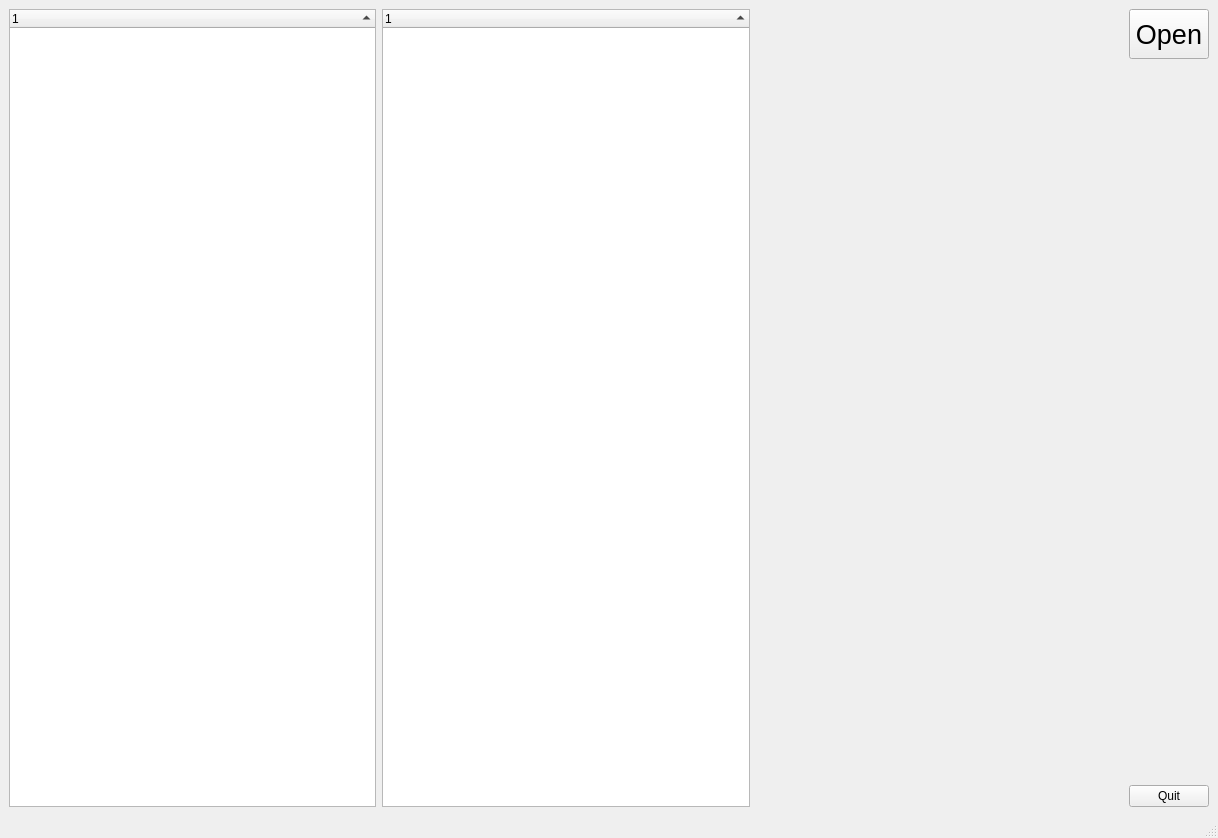
Old version of the form MainWindow.ui in the repository laughingrice/segyExplorer.
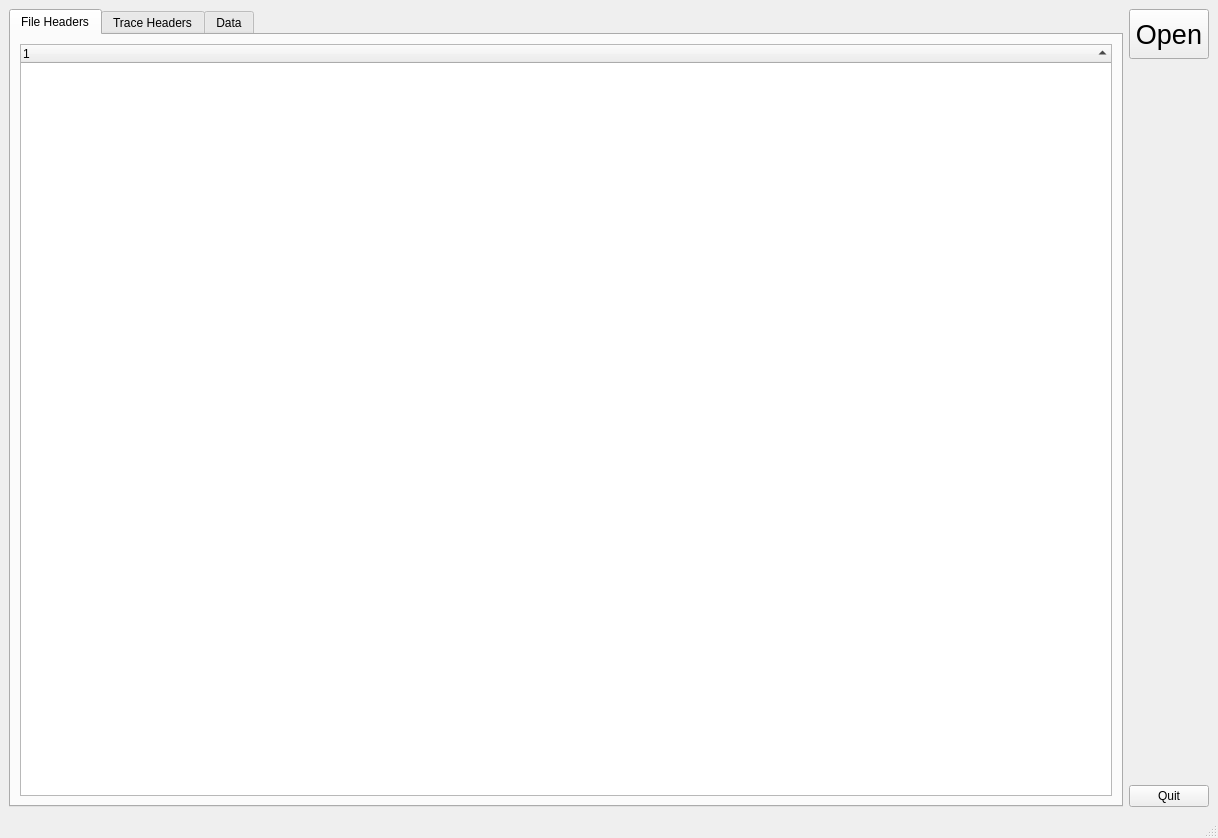
New version of the form. The open tabs and pages were chosen to show the change. Custom widgets are drawn as their Qt base class.

Commit message:
Change from side by side view to tabbed view
Due to amount of data, allows for better use of screen real-estate

```diff
--- a/MainWindow.ui
+++ b/MainWindow.ui
@@ -15,57 +15,8 @@
   </property>
   <widget class="QWidget" name="centralwidget">
    <layout class="QGridLayout" name="gridLayout">
-    <item row="0" column="0">
+    <item row="0" column="1">
      <layout class="QHBoxLayout" name="horizontalLayout">
-      <item>
-       <widget class="QTreeWidget" name="headerTree">
-        <property name="minimumSize">
-         <size>
-          <width>0</width>
-          <height>0</height>
-         </size>
-        </property>
-        <property name="alternatingRowColors">
-         <bool>true</bool>
-        </property>
-        <property name="sortingEnabled">
-         <bool>true</bool>
-        </property>
-        <column>
-         <property name="text">
-          <string notr="true">1</string>
-         </property>
-        </column>
-       </widget>
-      </item>
-      <item>
-       <widget class="QTreeWidget" name="traceTree">
-        <property name="alternatingRowColors">
-         <bool>true</bool>
-        </property>
-        <property name="sortingEnabled">
-         <bool>true</bool>
-        </property>
-        <attribute name="headerShowSortIndicator" stdset="0">
-         <bool>true</bool>
-        </attribute>
-        <column>
-         <property name="text">
-          <string notr="true">1</string>
-         </property>
-        </column>
-       </widget>
-      </item>
-      <item>
-       <widget class="matplotlibFig" name="mplWindow" native="true">
-        <property name="sizePolicy">
-         <sizepolicy hsizetype="Expanding" vsizetype="Expanding">
-          <horstretch>0</horstretch>
-          <verstretch>0</verstretch>
-         </sizepolicy>
-        </property>
-       </widget>
-      </item>
       <item>
        <layout class="QVBoxLayout" name="verticalLayout">
         <item>
@@ -110,6 +61,83 @@
       </item>
      </layout>
     </item>
+    <item row="0" column="0">
+     <widget class="QTabWidget" name="tabWidget">
+      <property name="currentIndex">
+       <number>2</number>
+      </property>
+      <widget class="QWidget" name="fileHeaders">
+       <attribute name="title">
+        <string>File Headers</string>
+       </attribute>
+       <layout class="QHBoxLayout" name="horizontalLayout_2">
+        <item>
+         <widget class="QTreeWidget" name="headerTree">
+          <property name="minimumSize">
+           <size>
+            <width>0</width>
+            <height>0</height>
+           </size>
+          </property>
+          <property name="alternatingRowColors">
+           <bool>true</bool>
+          </property>
+          <property name="sortingEnabled">
+           <bool>true</bool>
+          </property>
+          <column>
+           <property name="text">
+            <string notr="true">1</string>
+           </property>
+          </column>
+         </widget>
+        </item>
+       </layout>
+      </widget>
+      <widget class="QWidget" name="traceHeaders">
+       <attribute name="title">
+        <string>Trace Headers</string>
+       </attribute>
+       <layout class="QHBoxLayout" name="horizontalLayout_3">
+        <item>
+         <widget class="QTreeWidget" name="traceTree">
+          <property name="alternatingRowColors">
+           <bool>true</bool>
+          </property>
+          <property name="sortingEnabled">
+           <bool>true</bool>
+          </property>
+          <attribute name="headerShowSortIndicator" stdset="0">
+           <bool>true</bool>
+          </attribute>
+          <column>
+           <property name="text">
+            <string notr="true">1</string>
+           </property>
+          </column>
+         </widget>
+        </item>
+       </layout>
+      </widget>
+      <widget class="QWidget" name="data">
+       <attribute name="title">
+        <string>Data</string>
+       </attribute>
+       <layout class="QHBoxLayout" name="horizontalLayout_4">
+        <item>
+         <widget class="matplotlibFig" name="mplWindow" native="true">
+          <property name="sizePolicy">
+           <sizepolicy hsizetype="Expanding" vsizetype="Expanding">
+            <horstretch>0</horstretch>
+            <verstretch>0</verstretch>
+           </sizepolicy>
+          </property>
+         </widget>
+        </item>
+       </layout>
+      </widget>
+     </widget>
+    </item>
    </layout>
   </widget>
   <widget class="QMenuBar" name="menubar">
```
